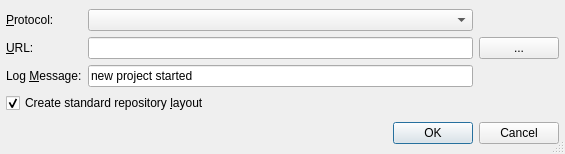
This is Plugins/VcsPlugins/vcsPySvn/SvnOptionsDialog.ui in testmana2/test as Qt 5 draws it before an edit. The edited form follows.
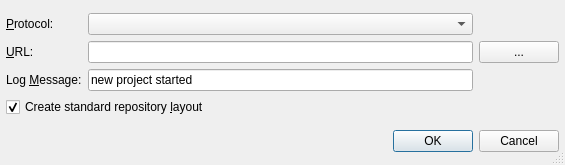
This is the edited form.

Commit message: Some fine tuning for the Subversion Repository Options dialogs.

What changed in the file:
```diff
--- a/Plugins/VcsPlugins/vcsPySvn/SvnOptionsDialog.ui
+++ b/Plugins/VcsPlugins/vcsPySvn/SvnOptionsDialog.ui
@@ -1,12 +1,12 @@
 <ui version="4.0" >
  <class>SvnOptionsDialog</class>
- <widget class="QDialog" name="SvnOptionsDialog" >
-  <property name="geometry" >
+ <widget class="QDialog" name="SvnOptionsDialog">
+  <property name="geometry">
    <rect>
     <x>0</x>
     <y>0</y>
     <width>565</width>
-    <height>154</height>
+    <height>165</height>
    </rect>
   </property>
   <property name="windowTitle" >
@@ -124,7 +124,7 @@
    </item>
   </layout>
  </widget>
- <layoutdefault spacing="6" margin="6" />
+ <layoutdefault spacing="6" margin="6"/>
  <pixmapfunction>qPixmapFromMimeSource</pixmapfunction>
  <tabstops>
   <tabstop>protocolCombo</tabstop>
```
Left out of the diff: 107 changed lines with no effect on the pictures. The commit also changes 17 other files.
